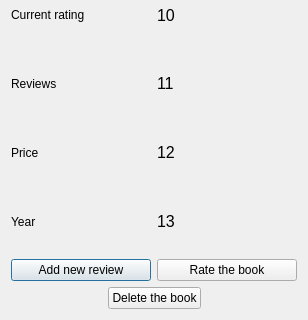
First picture: the form in dialog.ui, repository yaartem/HSE, before the edit; both pictures show x 0 to 308 and y 234 to 554 of the 308 by 554 pixel window.
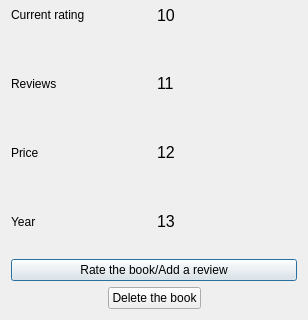
Second picture: the form after the edit.

```diff
--- a/dialog.ui
+++ b/dialog.ui
@@ -180,14 +180,7 @@
      <item>
       <widget class="QPushButton" name="pushButton">
        <property name="text">
-        <string>Add new review</string>
-       </property>
-      </widget>
-     </item>
-     <item>
-      <widget class="QPushButton" name="pushButton_2">
-       <property name="text">
-        <string>Rate the book</string>
+        <string>Rate the book/Add a review</string>
        </property>
       </widget>
      </item>
```
Left out of the diff: 1 changed line with no effect on the pictures.
